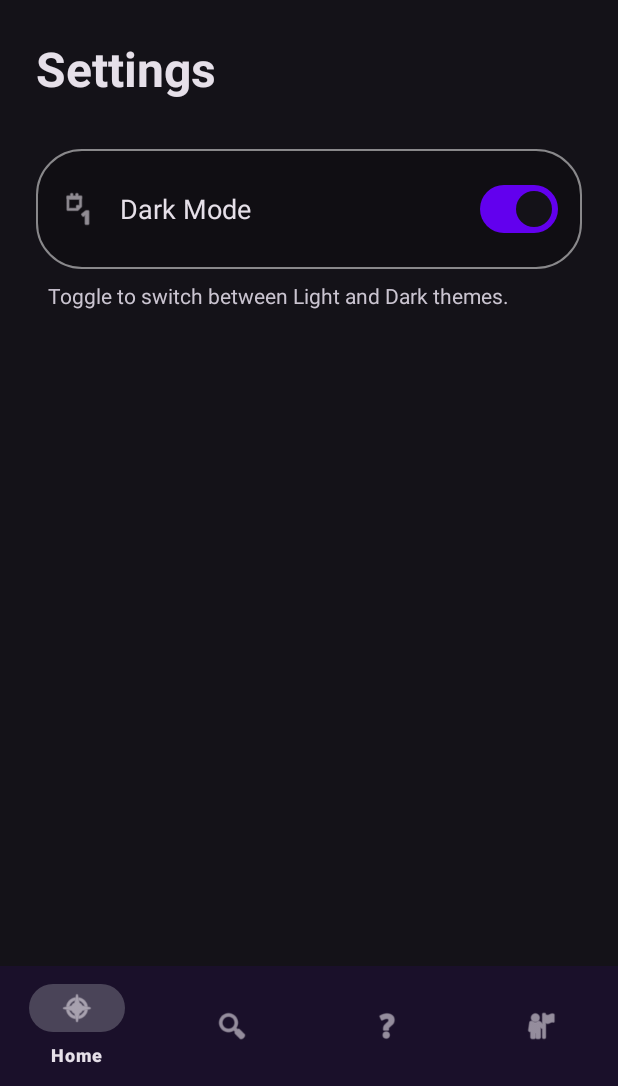
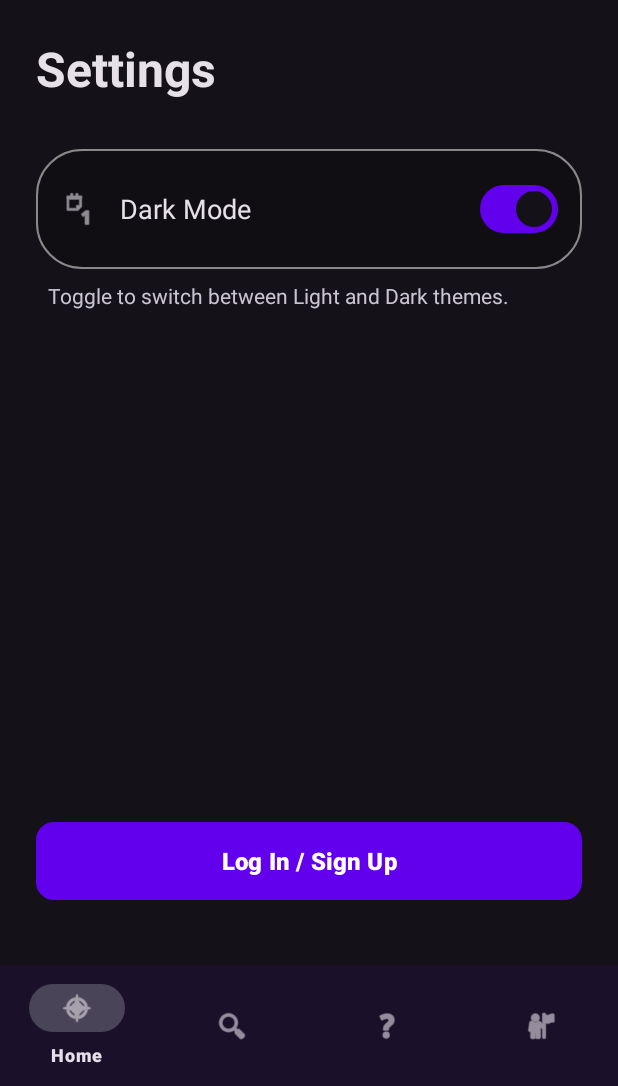
Before and after one commit to agharahimov/cinephile, an Android app: the SettingsFragment screen opened through its navigation route, on a phone screen of 412 x 824 dp, the part 150-1236 px from its top. Run offline under Robolectric (Android 15) with nearby library versions, the phone set to English and light mode, and no system bars; our stand-ins replace Room's generated code, navigation-ui.

Commit message:
feat(settings): implement dynamic login/logout logic
- Added 'Log In / Sign Up' button for Guest users in SettingsFragment.
- Added 'Log Out' button for authenticated users that clears SharedPreferences.
- Updated nav_graph with an action to navigate back to LoginFragment (clearing back stack).
- Updated fragment_settings.xml layout to include the authentication action button.

```diff
--- a/app/src/main/java/com/example/cinephile/SettingsFragment.kt
+++ b/app/src/main/java/com/example/cinephile/SettingsFragment.kt
@@ -4,9 +4,11 @@ import android.content.Context
 import android.content.SharedPreferences
 import android.os.Bundle
 import android.view.View
+import android.widget.Button
 import android.widget.Toast
 import androidx.appcompat.app.AppCompatDelegate
 import androidx.fragment.app.Fragment
+import androidx.navigation.fragment.findNavController // Required for navigation
 import com.google.android.material.materialswitch.MaterialSwitch
 
 class SettingsFragment : Fragment(R.layout.fragment_settings) {
@@ -14,37 +16,68 @@ class SettingsFragment : Fragment(R.layout.fragment_settings) {
     override fun onViewCreated(view: View, savedInstanceState: Bundle?) {
         super.onViewCreated(view, savedInstanceState)
 
+        // Find Views
         val switchTheme = view.findViewById<MaterialSwitch>(R.id.switchTheme)
+        val btnAuth = view.findViewById<Button>(R.id.btnAuthAction) // The new button
 
-        // 1. Open Preferences
-        val sharedPref = requireActivity().getSharedPreferences("AppSettings", Context.MODE_PRIVATE)
+        // =================================================================
+        // 1. THEME SWITCHING LOGIC
+        // =================================================================
+        val themePref = requireActivity().getSharedPreferences("AppSettings", Context.MODE_PRIVATE)
 
-        // 2. Check saved state (Default is true/Dark)
-        val isDarkMode = sharedPref.getBoolean("IS_DARK_MODE", true)
+        val isDarkMode = themePref.getBoolean("IS_DARK_MODE", true)
         switchTheme.isChecked = isDarkMode
 
-        // 3. Handle Click
         switchTheme.setOnCheckedChangeListener { _, isChecked ->
             if (isChecked) {
-                enableDarkMode(sharedPref)
+                enableDarkMode(themePref)
             } else {
-                enableLightMode(sharedPref)
+                enableLightMode(themePref)
+            }
+        }
+
+        // =================================================================
+        // 2. AUTH LOGIC (Log In vs Log Out)
+        // =================================================================
+
+        // Open the User Session memory to check who is logged in
+        val userPrefs = requireActivity().getSharedPreferences("UserSession", Context.MODE_PRIVATE)
+        val username = userPrefs.getString("KEY_USERNAME", "Guest")
+
+        if (username == "Guest") {
+            // --- SCENARIO A: User is a Guest ---
+            btnAuth.text = "Log In / Sign Up"
+
+            btnAuth.setOnClickListener {
+                // Just navigate to Login Screen so they can create an account
+                findNavController().navigate(R.id.action_settingsFragment_to_loginFragment)
+            }
+
+        } else {
+            // --- SCENARIO B: User is Logged In (e.g., "John") ---
+            btnAuth.text = "Log Out"
+
+            btnAuth.setOnClickListener {
+                // 1. Wipe the memory (Delete username)
+                userPrefs.edit().clear().apply()
+
+                // 2. Show confirmation
+                Toast.makeText(context, "Logged out successfully", Toast.LENGTH_SHORT).show()
+
+                // 3. Force user back to Login Screen
+                findNavController().navigate(R.id.action_settingsFragment_to_loginFragment)
             }
         }
     }
 
     private fun enableDarkMode(pref: SharedPreferences) {
-        // Save to memory
         pref.edit().putBoolean("IS_DARK_MODE", true).apply()
-        // Change App Theme
         AppCompatDelegate.setDefaultNightMode(AppCompatDelegate.MODE_NIGHT_YES)
         Toast.makeText(context, "Dark Mode Enabled", Toast.LENGTH_SHORT).show()
     }
 
     private fun enableLightMode(pref: SharedPreferences) {
-        // Save to memory
         pref.edit().putBoolean("IS_DARK_MODE", false).apply()
-        // Change App Theme
         AppCompatDelegate.setDefaultNightMode(AppCompatDelegate.MODE_NIGHT_NO)
         Toast.makeText(context, "Light Mode Enabled", Toast.LENGTH_SHORT).show()
     }
--- a/app/src/main/res/layout/fragment_settings.xml
+++ b/app/src/main/res/layout/fragment_settings.xml
@@ -60,4 +60,26 @@
         android:layout_marginTop="8dp"
         android:layout_marginStart="8dp"/>
 
+    <!-- Space to push button down (Optional) -->
+    <View
+        android:layout_width="match_parent"
+        android:layout_height="0dp"
+        android:layout_weight="1" />
+
+    <!-- DYNAMIC AUTH BUTTON (Log In / Log Out) -->
+    <com.google.android.material.button.MaterialButton
+        android:id="@+id/btnAuthAction"
+        android:layout_width="match_parent"
+        android:layout_height="60dp"
+        android:text="Log Out"
+        android:textSize="16sp"
+        android:textStyle="bold"
+        app:cornerRadius="12dp"
+        app:elevation="6dp"
+
+        android:textColor="?attr/colorOnPrimary"
+        app:backgroundTint="?attr/colorPrimary"
+
+        android:layout_marginBottom="16dp"/>
+
 </LinearLayout>
--- a/app/src/main/res/navigation/nav_graph.xml
+++ b/app/src/main/res/navigation/nav_graph.xml
@@ -92,7 +92,16 @@
     <fragment
         android:id="@+id/settingsFragment"
         android:name="com.example.cinephile.SettingsFragment"
-        android:label="Settings" />
+        android:label="Settings"
+        tools:layout="@layout/fragment_settings">
+
+        <!-- ACTION: Go to Login and clear history so they can't go back -->
+        <action
+            android:id="@+id/action_settingsFragment_to_loginFragment"
+            app:destination="@id/loginFragment"
+            app:popUpTo="@id/nav_graph"
+            app:popUpToInclusive="true" />
+    </fragment>
 
     <fragment
         android:id="@+id/favoritesFragment"
```
